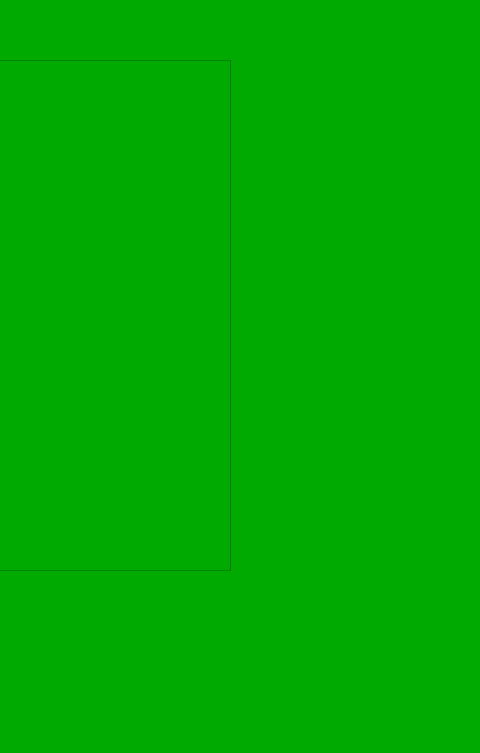
Before: the Qt Designer form Implementacion/8Enigma/mainwindow.ui in SebasMarulanda9/juego, drawn with Qt 5; both pictures show x 750 to 1230 and y 0 to 753 of the 1230 by 753 pixel window.
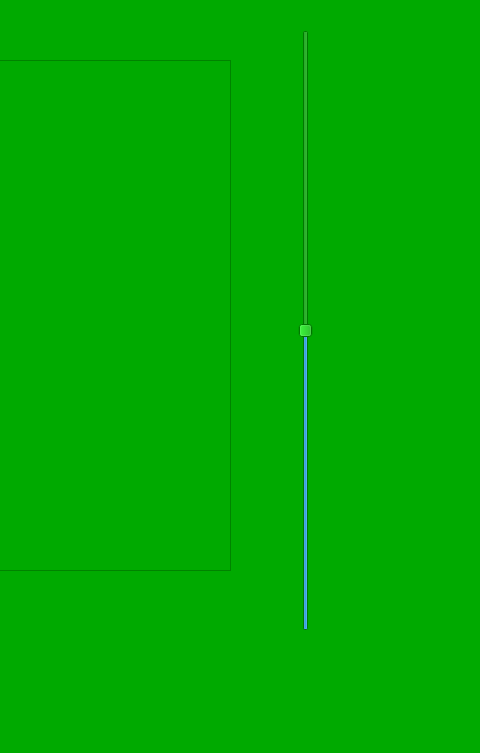
After: the same form once the commit is applied.

Commit message: Se logro calcular los angulos para los tiros con el mouse, se agrego el taco, y se agrego slider de fuerza de tiro

Patch:
```diff
--- a/Implementacion/8Enigma/mainwindow.ui
+++ b/Implementacion/8Enigma/mainwindow.ui
@@ -26,6 +26,43 @@
       <height>511</height>
      </rect>
     </property>
+    <property name="autoFillBackground">
+     <bool>false</bool>
+    </property>
+    <property name="verticalScrollBarPolicy">
+     <enum>Qt::ScrollBarAsNeeded</enum>
+    </property>
+    <property name="horizontalScrollBarPolicy">
+     <enum>Qt::ScrollBarAsNeeded</enum>
+    </property>
+    <property name="sizeAdjustPolicy">
+     <enum>QAbstractScrollArea::AdjustIgnored</enum>
+    </property>
+    <property name="interactive">
+     <bool>true</bool>
+    </property>
+   </widget>
+   <widget class="QSlider" name="verticalSlider_2">
+    <property name="geometry">
+     <rect>
+      <x>1030</x>
+      <y>30</y>
+      <width>51</width>
+      <height>601</height>
+     </rect>
+    </property>
+    <property name="minimum">
+     <number>20</number>
+    </property>
+    <property name="maximum">
+     <number>130</number>
+    </property>
+    <property name="value">
+     <number>75</number>
+    </property>
+    <property name="orientation">
+     <enum>Qt::Vertical</enum>
+    </property>
    </widget>
   </widget>
  </widget>
```
The commit also changes 191 other files.
